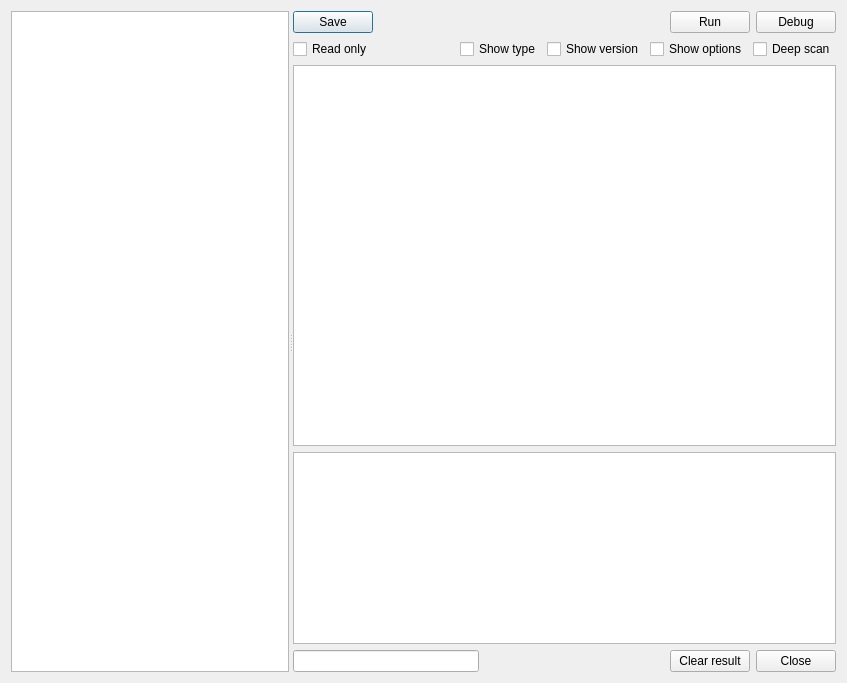
Old version of the form dialogsignatures.ui in the repository horsicq/die_widget.
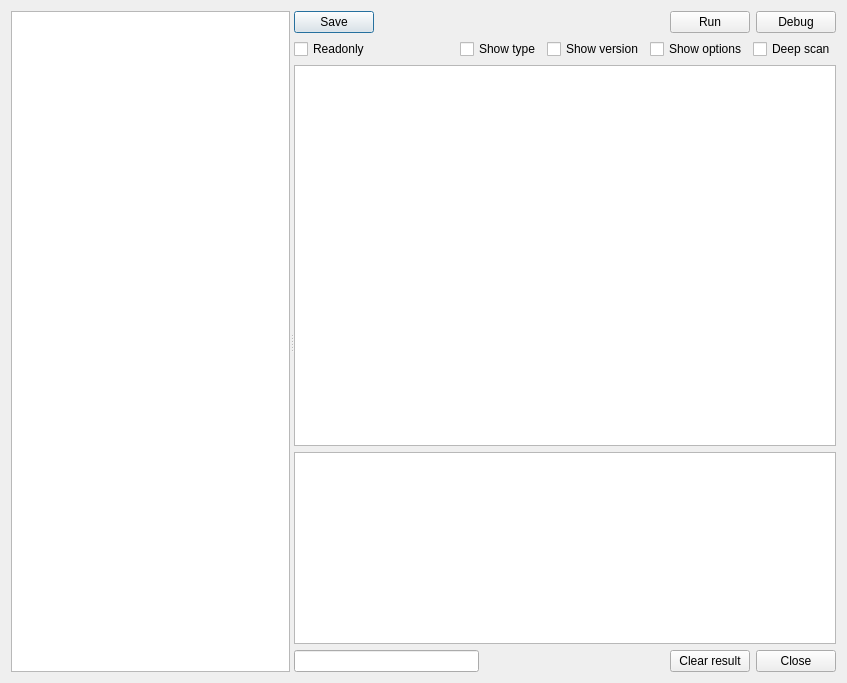
New version of the form. Custom widgets are drawn as their Qt base class.

The edit to the form file:
```diff
--- a/dialogsignatures.ui
+++ b/dialogsignatures.ui
@@ -95,7 +95,7 @@
          <item>
           <widget class="QCheckBox" name="checkBoxReadOnly">
            <property name="text">
-            <string>Read only</string>
+            <string>Readonly</string>
            </property>
           </widget>
          </item>
```
